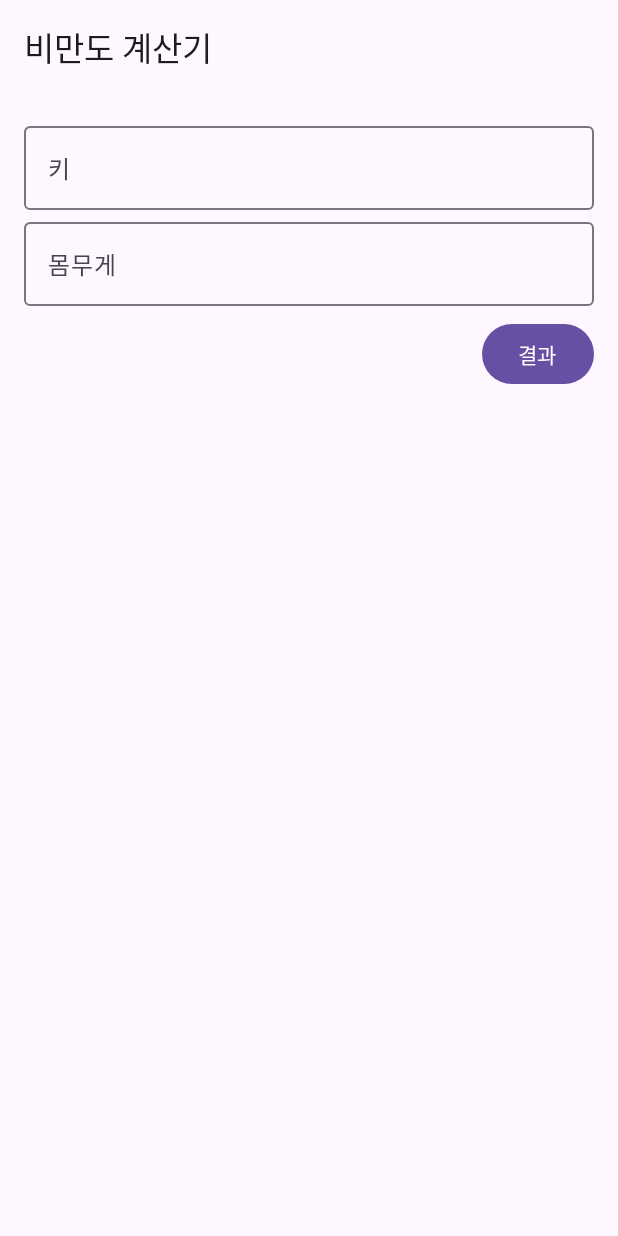
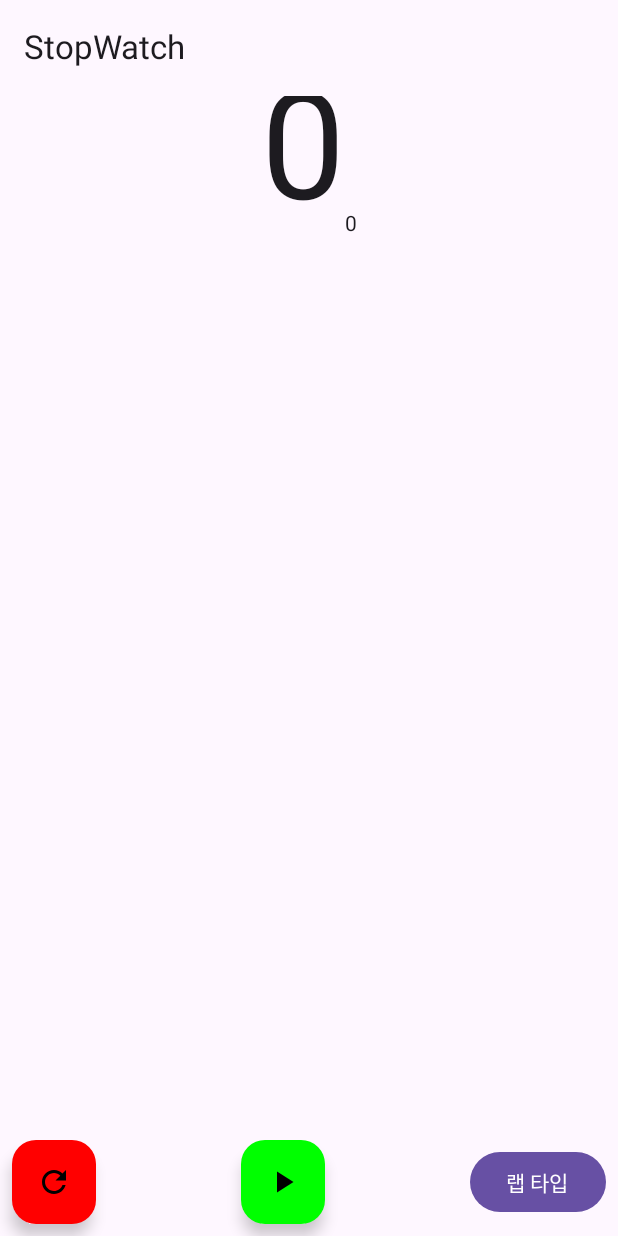
Before and after one commit to Oracle-Philip/ComposeStudy, an Android app built with Jetpack Compose: the screen it shows after launch (MainActivity), on a phone screen of 412 x 824 dp. Run offline under Robolectric (Android 15) with nearby library versions, the phone set to English and light mode, and no system bars; our stand-ins replace livedata-compose.

Commit message:
stopWatch

```diff
--- a/app/src/main/java/com/example/composestudy/MainActivity.kt
+++ b/app/src/main/java/com/example/composestudy/MainActivity.kt
@@ -50,6 +50,7 @@ import androidx.compose.runtime.saveable.rememberSaveable
 import androidx.compose.material3.Scaffold
 import androidx.compose.material3.Button
 import androidx.compose.material3.ExperimentalMaterial3Api
+import androidx.compose.material3.FloatingActionButton
 import androidx.compose.material3.Icon
 import androidx.compose.material3.OutlinedTextField
 import androidx.compose.material3.Scaffold
@@ -74,6 +75,9 @@ import androidx.navigation.compose.NavHost
 import androidx.navigation.compose.composable
 import androidx.navigation.compose.rememberNavController
 import kotlinx.coroutines.launch
+import java.util.Timer
+import kotlin.concurrent.timer
+
 
 class MainActivity : ComponentActivity() {
     @OptIn(ExperimentalMaterial3Api::class, ExperimentalComposeUiApi::class)
@@ -83,109 +87,160 @@ class MainActivity : ComponentActivity() {
     override fun onCreate(savedInstanceState: Bundle?) {
         super.onCreate(savedInstanceState)
         setContent {
-            val navController = rememberNavController()
-            NavHost(navController = navController, startDestination = "home"){
-                composable(route = "home"){
-                    HomeScreen(navController)
-                }
-                composable(route = "resulut"){
-                    ResultScreen(navController, bmi = 12.0)
-                }
-            }
+            val viewModel = viewModel<MainViewModel>()
+
+            val sec = viewModel.sec.value
+            val milli = viewModel.milli.value
+            val isRunning = viewModel.isRunning.value
+            val lapTimes = viewModel.lapTimes.value
+
+            MainScreen(
+                sec = sec,
+                milli = milli,
+                isRunning = isRunning,
+                lapTimes = lapTimes,
+                onReset = { viewModel.reset() },
+                onToggle = {running ->
+                    if (running){
+                        viewModel.pause()
+                    } else {
+                        viewModel.start()
+                    }
+                },
+                onLapTime = { viewModel.recordLabTime()},
+            )
         }
     }
 }
 
-@SuppressLint("UnusedMaterial3ScaffoldPaddingParameter")
-@OptIn(ExperimentalMaterial3Api::class)
-@Composable
-fun HomeScreen(navController: NavController){
-    val (height, setHeight) = rememberSaveable {
-        mutableStateOf("")
+class MainViewModel : ViewModel(){
+    private var time = 0
+
+    private var timerTask : Timer? = null
+
+    private val _isRunning = mutableStateOf(false)
+    val isRunning: State<Boolean> = _isRunning
+
+    private val _sec = mutableStateOf(0)
+    val sec: State<Int> = _sec
+
+    private val _milli = mutableStateOf(0)
+    val milli: State<Int> = _milli
+
+    private val _lapTimes = mutableStateOf(mutableListOf<String>())
+    val lapTimes: State<List<String>> = _lapTimes
+
+    private var lap = 1
+
+    fun start(){
+        _isRunning.value = true
+        timerTask = timer(period = 10){
+            time++
+            _sec.value = time / 100
+            _milli.value = time % 100
+        }
     }
 
-    val (weight, setWeight) = rememberSaveable {
-        mutableStateOf("")
+    fun pause(){
+        _isRunning.value = false
+        timerTask?.cancel()
     }
 
-    Scaffold(
-        // () -> Unit 함수형태이다.
-        topBar = {
-            TopAppBar(
-                title = { Text("비만도 계산기") }
-            )
-        }
-    ) {
-        Column(
-//            modifier = Modifier.padding(PaddingValues(top = 90.dp))
-            modifier = Modifier.padding(16.dp)
-        ) {
-            Spacer(modifier = Modifier.height(60.dp))
+    fun reset(){
+        timerTask?.cancel()
+        time = 0
+        _isRunning.value = false
+        _sec.value = 0
+        _milli.value = 0
 
-            OutlinedTextField(
-                value = height,
-                onValueChange = setHeight,
-                label = { Text("키")},
-                modifier = Modifier.fillMaxWidth(),
-                keyboardOptions = KeyboardOptions(keyboardType = KeyboardType.Number),
-            )
-            OutlinedTextField(
-                value = weight,
-                onValueChange = setWeight,
-                label = { Text("몸무게")},
-                modifier = Modifier.fillMaxWidth(),
-                keyboardOptions = KeyboardOptions(keyboardType = KeyboardType.Number),
-            )
-            Spacer(modifier = Modifier.height(8.dp))
-            Button(
-                onClick = {
-                          navController.navigate("resulut")
-                },
-                modifier = Modifier.align(Alignment.End)
-            ){
-                Text("결과")
-            }
-        }
+        _lapTimes.value.clear()
+        lap = 1
+    }
+
+    fun recordLabTime(){
+        _lapTimes.value.add(0, "$lap LAP : ${sec.value}.${milli.value}")
+        lap++
     }
 }
 
 @OptIn(ExperimentalMaterial3Api::class)
 @SuppressLint("UnusedMaterial3ScaffoldPaddingParameter")
 @Composable
-fun ResultScreen(navController: NavController, bmi: Double,){
+fun MainScreen(
+    sec: Int,
+    milli: Int,
+    isRunning: Boolean,
+    lapTimes: List<String>,
+    onReset: () -> Unit,
+    onToggle: (Boolean) -> Unit,
+    onLapTime: () -> Unit,
+){
     Scaffold(
         topBar = {
-            TopAppBar(title = {Text("비만도 계산기")},
-            navigationIcon = {
-                Icon(
-                    imageVector = Icons.Default.ArrowBack,
-                    contentDescription = "home",
-                    modifier = Modifier.clickable {
-                        navController.popBackStack()
-                    }
-                )
-            })
+            TopAppBar(title = {Text("StopWatch")})
         }
     ) {
+        Spacer(modifier = Modifier.height(60.dp))
         Column(
             modifier = Modifier.fillMaxSize(),
-            verticalArrangement = Arrangement.Center,
             horizontalAlignment = Alignment.CenterHorizontally
         ) {
-            //Spacer(modifier = Modifier.height(60.dp))
-            Text("과체중", fontSize = 30.sp)
-            Spacer(modifier = Modifier.height(50.dp))
-            Icon(
-                painter = painterResource(id = R.drawable.baseline_sentiment_dissatisfied_24),
-                contentDescription = null,
-                modifier = Modifier.size(100.dp),
-            )
+            Spacer(modifier = Modifier.height(40.dp))
+
+            Row(
+                verticalAlignment = Alignment.Bottom
+            ){
+                Text("$sec", fontSize = 100.sp)
+                Text("$milli")
+            }
+
+            Spacer(modifier = Modifier.height(16.dp))
+
+            Column(
+                modifier = Modifier
+                    .weight(1f)
+                    .verticalScroll(rememberScrollState())
+            ){
+                lapTimes.forEach { lapTime ->
+                    Text(lapTime)
+                }
+            }
+
+            Row(
+                modifier = Modifier
+                    .padding(8.dp)
+                    .fillMaxWidth(),
+                horizontalArrangement = Arrangement.SpaceBetween,
+                verticalAlignment = Alignment.CenterVertically
+            ){
+                FloatingActionButton(
+                    onClick = { onReset() },
+                    containerColor = Color.Red,
+                ) {
+                    Image(
+                        painter = painterResource(id = R.drawable.ic_refresh_black_24dp),
+                        contentDescription = "reset"
+                    )
+                }
+
+                FloatingActionButton(
+                    onClick = { onToggle(isRunning) },
+                    containerColor = Color.Green,
+                ) {
+                    Image(
+                        painter = painterResource(
+                            id =
+                            if (isRunning) R.drawable.ic_pause_black_24dp
+                            else R.drawable.ic_play_arrow_black_24dp
+                        ),
+                        contentDescription = "reset"
+                    )
+                }
+
+                Button(onClick = { onLapTime() }){
+                    Text("랩 타입")
+                }
+            }
         }
     }
 }
-
-@Preview
-@Composable
-fun Preview(){
-
-}
--- /dev/null
+++ b/app/src/main/res/drawable/ic_pause_black_24dp.xml
@@ -0,0 +1,9 @@
+<vector xmlns:android="http://schemas.android.com/apk/res/android"
+        android:width="24dp"
+        android:height="24dp"
+        android:viewportWidth="24.0"
+        android:viewportHeight="24.0">
+    <path
+        android:fillColor="#FF000000"
+        android:pathData="M6,19h4L10,5L6,5v14zM14,5v14h4L18,5h-4z"/>
+</vector>
--- /dev/null
+++ b/app/src/main/res/drawable/ic_play_arrow_black_24dp.xml
@@ -0,0 +1,9 @@
+<vector xmlns:android="http://schemas.android.com/apk/res/android"
+        android:width="24dp"
+        android:height="24dp"
+        android:viewportWidth="24.0"
+        android:viewportHeight="24.0">
+    <path
+        android:fillColor="#FF000000"
+        android:pathData="M8,5v14l11,-7z"/>
+</vector>
--- /dev/null
+++ b/app/src/main/res/drawable/ic_refresh_black_24dp.xml
@@ -0,0 +1,9 @@
+<vector xmlns:android="http://schemas.android.com/apk/res/android"
+        android:width="24dp"
+        android:height="24dp"
+        android:viewportWidth="24.0"
+        android:viewportHeight="24.0">
+    <path
+        android:fillColor="#FF000000"
+        android:pathData="M17.65,6.35C16.2,4.9 14.21,4 12,4c-4.42,0 -7.99,3.58 -7.99,8s3.57,8 7.99,8c3.73,0 6.84,-2.55 7.73,-6h-2.08c-0.82,2.33 -3.04,4 -5.65,4 -3.31,0 -6,-2.69 -6,-6s2.69,-6 6,-6c1.66,0 3.14,0.69 4.22,1.78L13,11h7V4l-2.35,2.35z"/>
+</vector>
```
